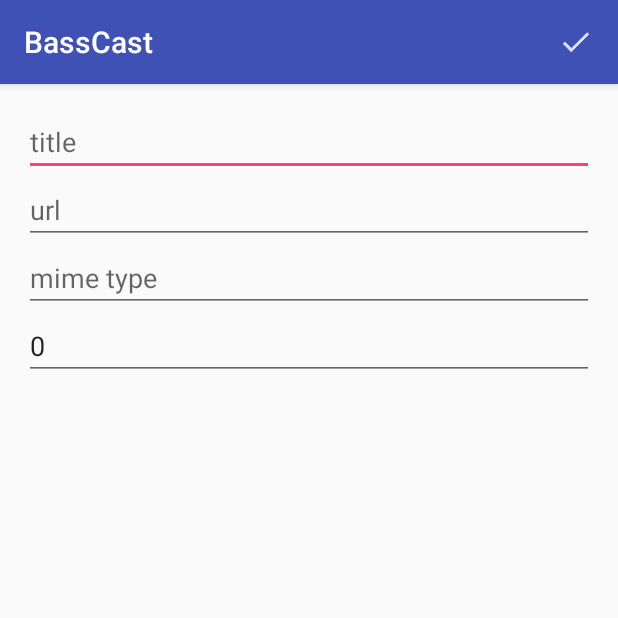
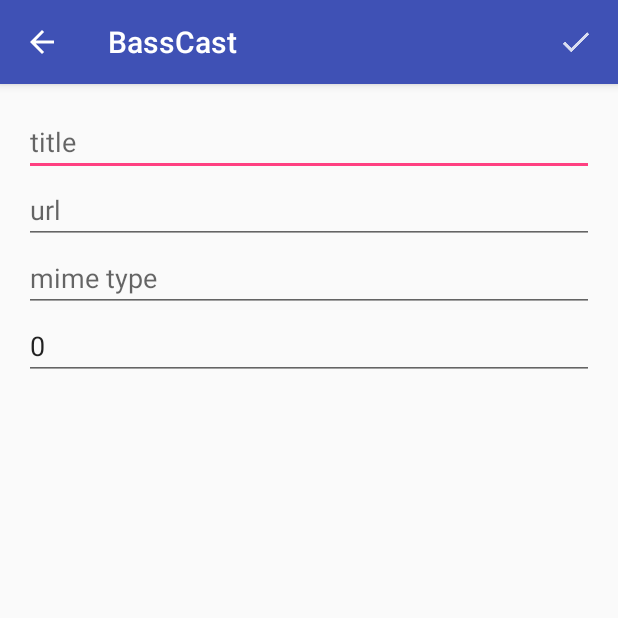
Before and after one commit to felixb/basscast, an Android app: the screen it shows after launch (EditStreamActivity), after a tap on an icon or button, on a phone screen of 412 x 824 dp, the top half of it. Run offline under Robolectric (Android 15) with nearby library versions, the phone set to English and light mode, and no system bars; our stand-ins replace ButterKnife; libraries missing offline, so code that uses them is left out: android.support.v7, ckm.simple.sql_provider; pictures from the network do not load; 12 statements that could not run were skipped.

Commit message:
minor ui improvements

```diff
--- a/app/src/main/AndroidManifest.xml
+++ b/app/src/main/AndroidManifest.xml
@@ -19,7 +19,9 @@
                 <category android:name="android.intent.category.LAUNCHER"/>
             </intent-filter>
         </activity>
-        <activity android:name=".EditStreamActivity"/>
+        <activity
+                android:name=".EditStreamActivity"
+                android:parentActivityName=".BrowseActivity"/>
 
         <provider
                 android:name=".model.StreamProvider"
--- a/app/src/main/res/menu/menu_browse.xml
+++ b/app/src/main/res/menu/menu_browse.xml
@@ -8,9 +8,4 @@
             android:title="@string/action_cast"
             app:actionProviderClass="android.support.v7.app.MediaRouteActionProvider"
             app:showAsAction="always"/>
-
-    <item android:id="@+id/action_settings"
-          android:title="@string/action_settings"
-          android:orderInCategory="100"
-          app:showAsAction="never"/>
 </menu>
--- a/app/src/main/res/menu/menu_edit_stream.xml
+++ b/app/src/main/res/menu/menu_edit_stream.xml
@@ -10,7 +10,7 @@
             app:showAsAction="always"/>
     <item
             android:id="@+id/action_delete"
-            android:icon="@drawable/ic_action_content_clear"
+            android:icon="@drawable/ic_action_action_delete"
             android:title="@string/action_delete"
             app:showAsAction="ifRoom"/>
 
```
Also changed, not shown: app/src/main/java/de/ub0r/android/basscast/BrowseActivity.java (+0 -15 lines), app/src/main/res/drawable-hdpi/ic_action_action_delete.png (added), app/src/main/res/drawable-hdpi/ic_action_content_clear.png (deleted), app/src/main/res/drawable-mdpi/ic_action_action_delete.png (added), app/src/main/res/drawable-mdpi/ic_action_content_clear.png (deleted), app/src/main/res/drawable-xhdpi/ic_action_action_delete.png (added), app/src/main/res/drawable-xhdpi/ic_action_content_clear.png (deleted), app/src/main/res/drawable-xxhdpi/ic_action_action_delete.png (added), app/src/main/res/drawable-xxhdpi/ic_action_content_clear.png (deleted), app/src/main/res/drawable-xxxhdpi/ic_action_action_delete.png (added), app/src/main/res/drawable-xxxhdpi/ic_action_content_clear.png (deleted).
